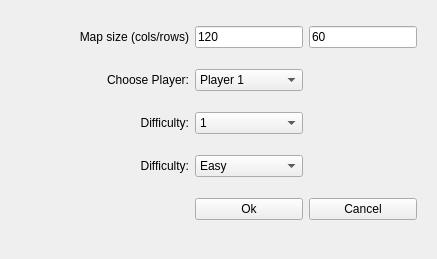
raubwuerger/StrategicGameProject, file GameDemonstrator/dialogs/CreateNewMapDialog.ui: the form before one commit.
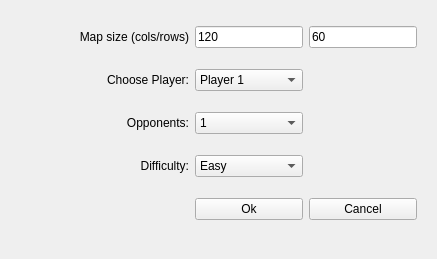
The form after the commit.

```diff
--- a/GameDemonstrator/dialogs/CreateNewMapDialog.ui
+++ b/GameDemonstrator/dialogs/CreateNewMapDialog.ui
@@ -146,7 +146,7 @@
     <item row="3" column="0">
      <widget class="QLabel" name="labelEnemyCount">
       <property name="text">
-       <string>Difficulty:</string>
+       <string>Opponents:</string>
       </property>
       <property name="alignment">
        <set>Qt::AlignRight|Qt::AlignTrailing|Qt::AlignVCenter</set>
```
Left out of the diff: 2 changed lines with no effect on the pictures.
